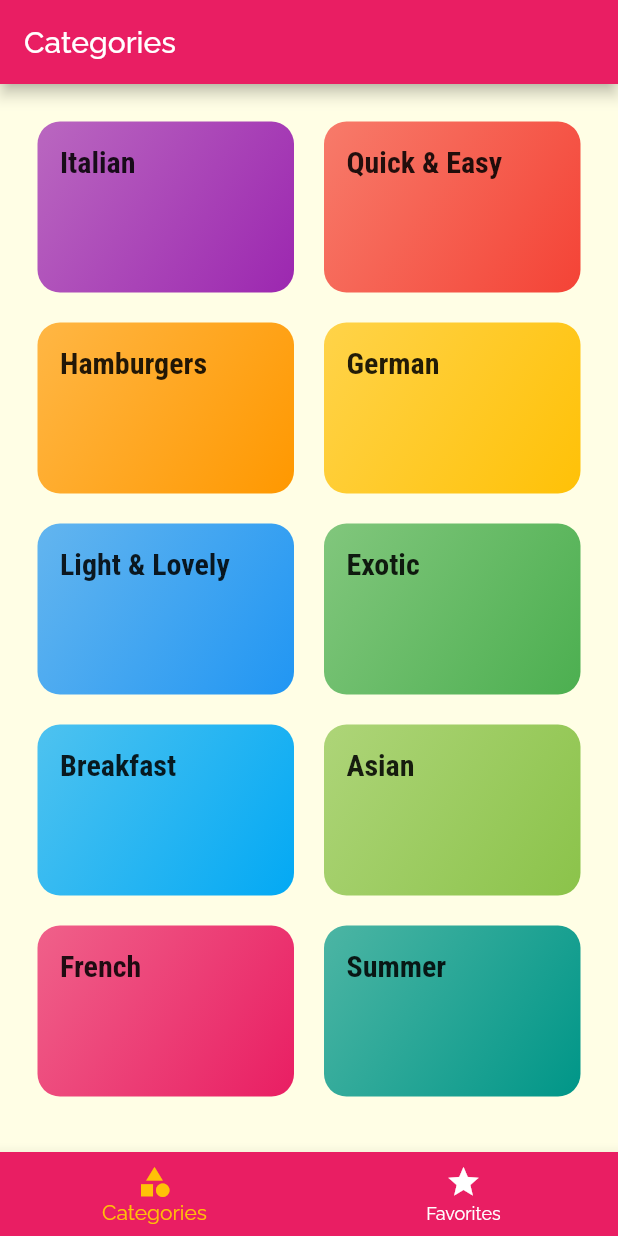
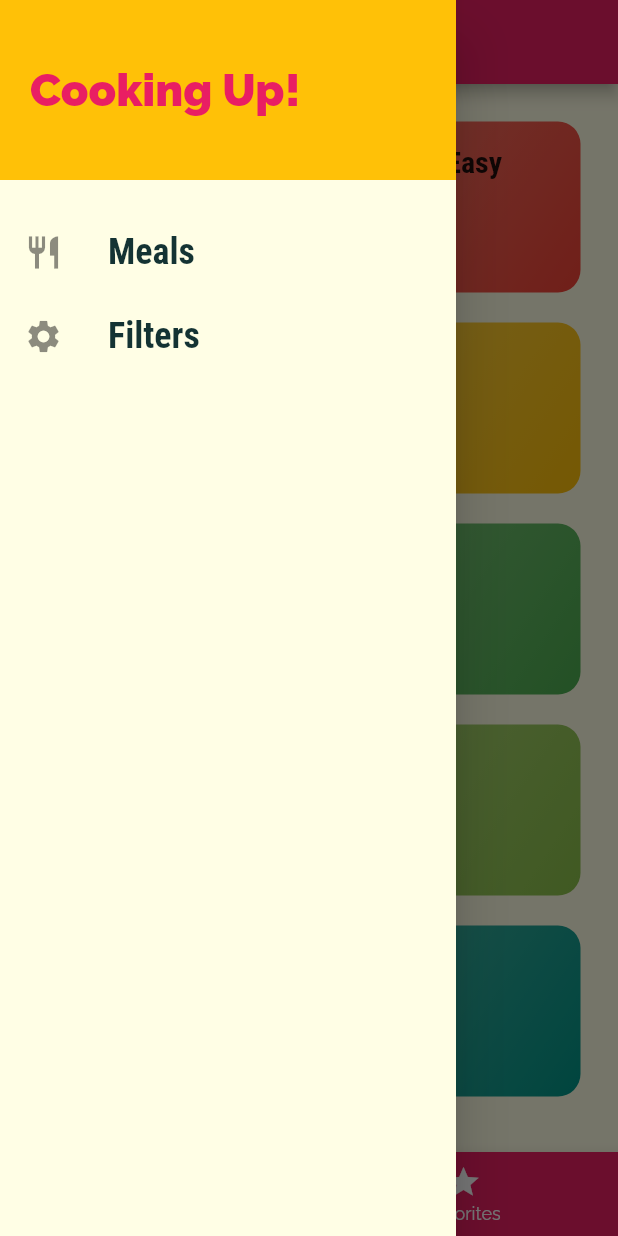
Before and after one commit to sunachun/favorite_list, a Flutter app: the screen it shows after launch, with the side drawer open (before the commit the screen has no drawer), on a phone screen of 412 x 824 dp. Run offline on Flutter 3.47's test engine with Material 2 defaults, Android fonts, the phone set to English and light mode, and no system bars.

Commit message:
ドロワー（スライドバー）の設置

```diff
--- a/lib/screens/tabs_screen.dart
+++ b/lib/screens/tabs_screen.dart
@@ -1,5 +1,6 @@
 import 'package:favorite_list/screens/categories_screen.dart';
 import 'package:favorite_list/screens/favorites_screen.dart';
+import 'package:favorite_list/widgets/main_drawer.dart';
 import 'package:flutter/material.dart';
 
 class TabsScreen extends StatefulWidget {
@@ -35,6 +36,7 @@
           _pages[_selectedPageIndex]['title'],
         ),
       ),
+      drawer: MainDrawer(),
       body: _pages[_selectedPageIndex]['page'],
       bottomNavigationBar: BottomNavigationBar(
         onTap: _selectPage,
--- /dev/null
+++ b/lib/widgets/main_drawer.dart
@@ -0,0 +1,59 @@
+import 'package:flutter/material.dart';
+
+class MainDrawer extends StatelessWidget {
+  Widget buildListTile(String title, IconData icon) {
+    return ListTile(
+      leading: Icon(
+        icon,
+        size: 26,
+      ),
+      title: Text(
+        title,
+        style: TextStyle(
+          fontFamily: 'RobotoCondensed',
+          fontSize: 24,
+          fontWeight: FontWeight.bold,
+        ),
+      ),
+      onTap: () {
+        // ...
+      },
+    );
+  }
+
+  @override
+  Widget build(BuildContext context) {
+    return Drawer(
+      child: Column(
+        children: <Widget>[
+          Container(
+            height: 120,
+            width: double.infinity,
+            padding: EdgeInsets.all(20),
+            alignment: Alignment.centerLeft,
+            color: Theme.of(context).accentColor,
+            child: Text(
+              'Cooking Up!',
+              style: TextStyle(
+                fontWeight: FontWeight.w900,
+                fontSize: 30,
+                color: Theme.of(context).primaryColor,
+              ),
+            ),
+          ),
+          SizedBox(
+            height: 20,
+          ),
+          buildListTile(
+            'Meals',
+            Icons.restaurant,
+          ),
+          buildListTile(
+            'Filters',
+            Icons.settings,
+          ),
+        ],
+      ),
+    );
+  }
+}
```
